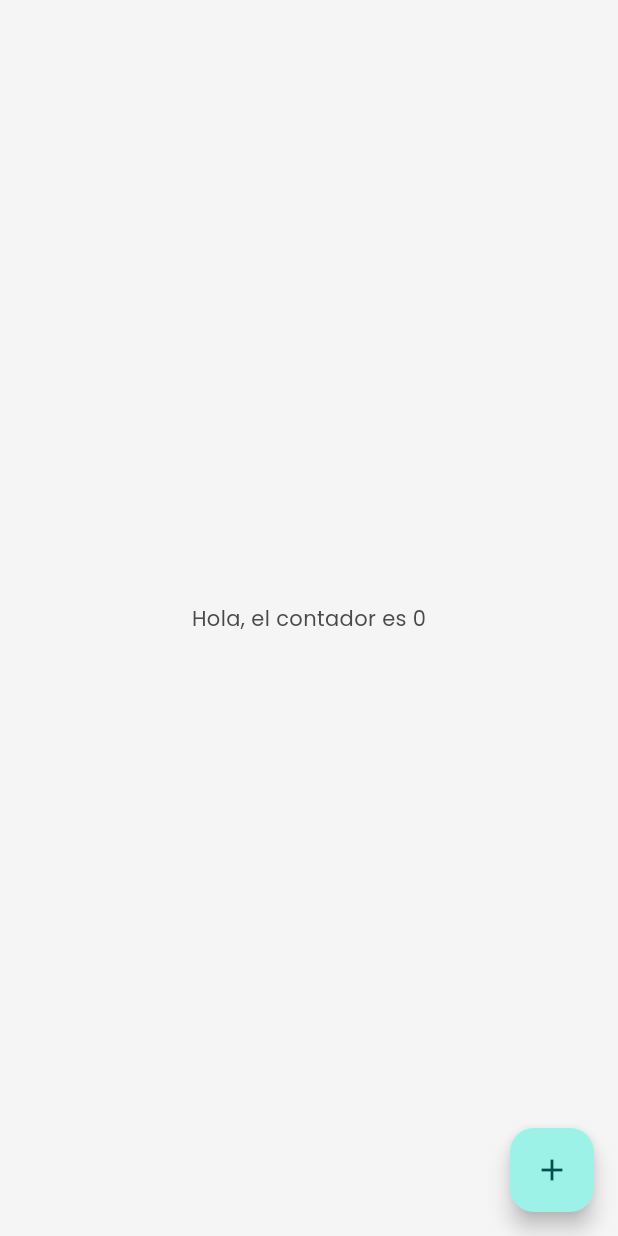
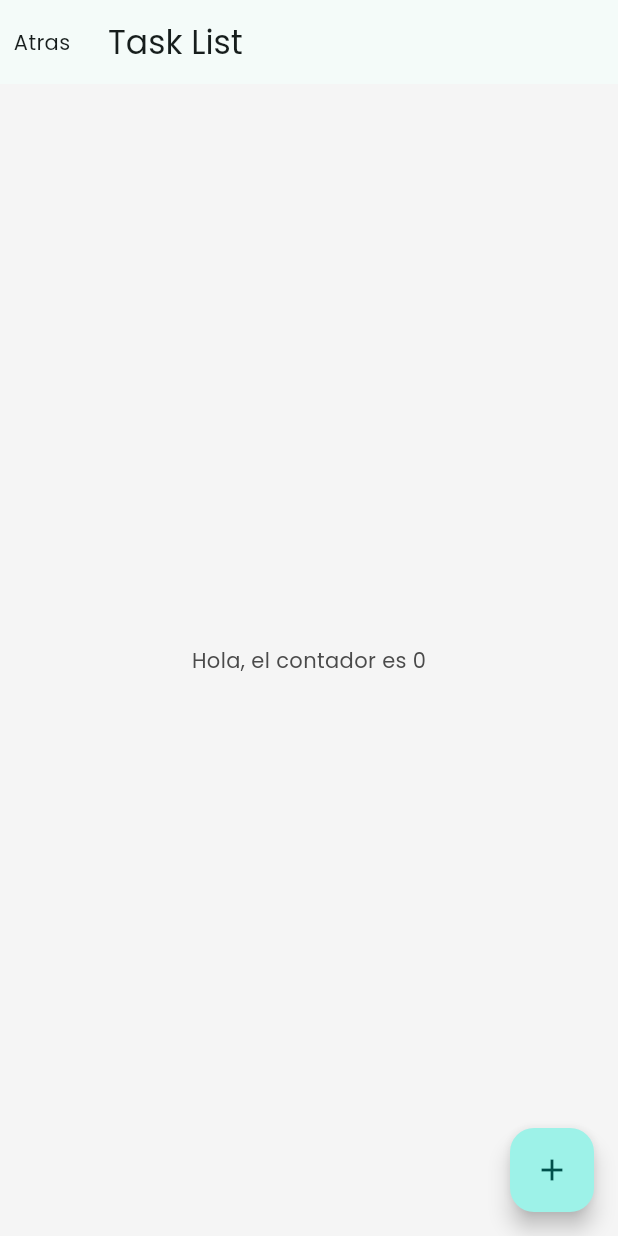
Before and after one commit to Sonyei888/lista_tareas, a Flutter app: the TaskListPage screen opened directly, on a phone screen of 412 x 824 dp. Run offline on Flutter 3.47's test engine with Material 3 defaults, Android fonts, the phone set to English and light mode, and no system bars.

Commit message:
Dectetar gestos y navegacion

```diff
--- a/lib/app/app.dart
+++ b/lib/app/app.dart
@@ -26,7 +26,7 @@ class MyApp extends StatelessWidget {
         ),
 
       ),
-      home: TaskListPage(),
+      home: SplashPage(),
     );
   }
 }
--- a/lib/app/view/task_list.dart
+++ b/lib/app/view/task_list.dart
@@ -24,6 +24,14 @@ class _TaskListPageState extends State<TaskListPage> {
   @override
   Widget build(BuildContext context) {
     return Scaffold(
+      appBar: AppBar(
+        title: Text('Task List'),
+        leading: GestureDetector(
+            onTap: (){
+              Navigator.of(context).pop();
+            },
+            child: Center(child: Text('Atras'))),
+      ),
       body: Center(child: Text('Hola, el contador es $count'),),
       floatingActionButton: FloatingActionButton(
         onPressed: (){
```
Also changed, not shown: lib/app/view/splash.dart (+12 -4 lines).
